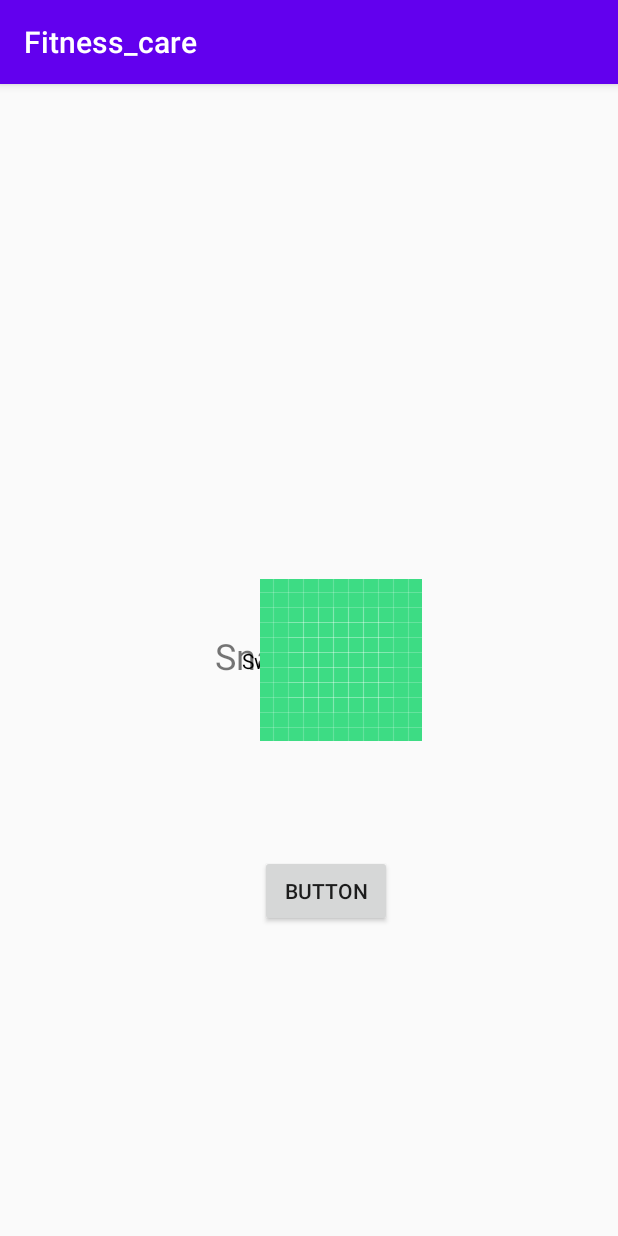
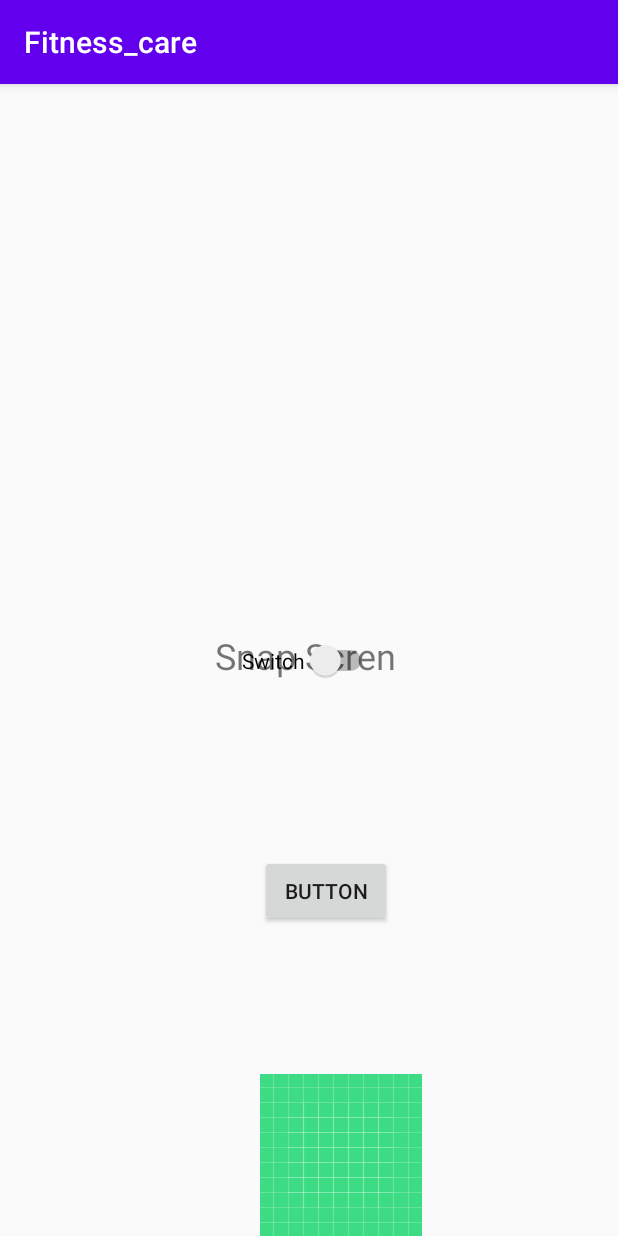
Before and after one commit to Anandhiswankar/fitness_app, an Android app: the screen it shows after launch (MainActivity), on a phone screen of 412 x 824 dp. Run offline under Robolectric (Android 15) with nearby library versions, the phone set to English and light mode, and no system bars.

Commit message:
delted imagr

```diff
--- a/app/src/main/res/layout/activity_main.xml
+++ b/app/src/main/res/layout/activity_main.xml
@@ -53,7 +53,6 @@
             app:layout_constraintEnd_toEndOf="parent"
             app:layout_constraintHorizontal_bias="0.57"
             app:layout_constraintStart_toStartOf="parent"
-            app:layout_constraintTop_toTopOf="parent"
             app:srcCompat="@drawable/ic_launcher_background" />
 
     </android.support.constraint.ConstraintLayout>
```
